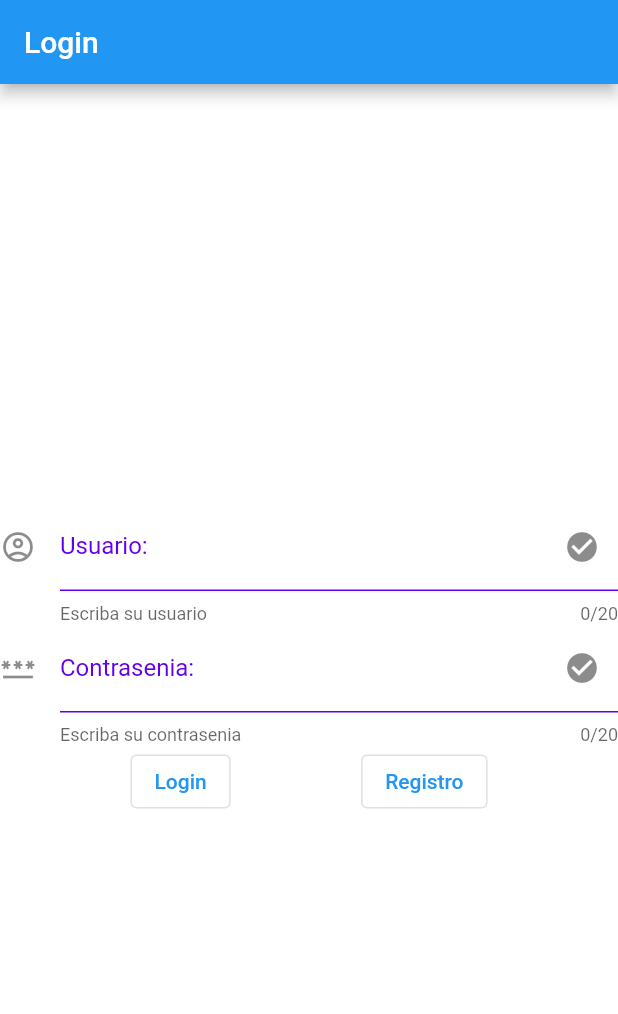
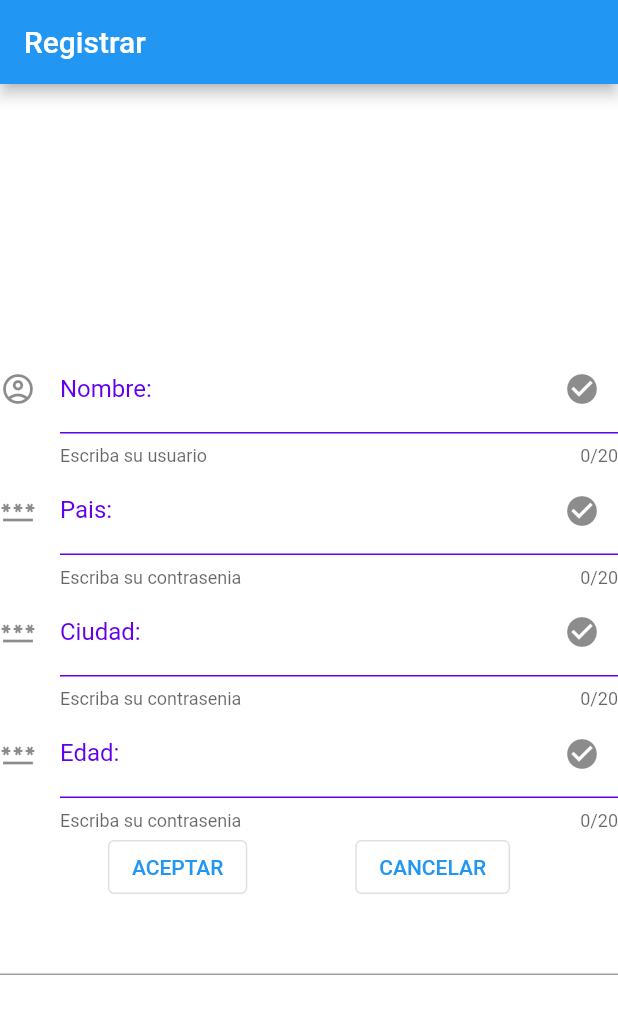
Before and after one commit to albrox9/appChat, a Flutter app: the screen it shows after launch, on a phone screen of 412 x 824 dp. Shown: the top 1014 px of the screen. Run offline on Flutter 3.47's test engine with Material 2 defaults, Android fonts, the light colour scheme and no system bars; our stand-ins replace cloud_firestore, firebase_auth, firebase_core; accounts and stored records are empty; generated files the repository leaves out were written again.

Commit message:
Commit Johny

```diff
--- a/lib/main.dart
+++ b/lib/main.dart
@@ -4,11 +4,13 @@ import 'src/App.dart';
 import 'package:firebase_core/firebase_core.dart';
 import 'firebase_options.dart';
 
+
 void main() async {
 
   WidgetsFlutterBinding.ensureInitialized();
 
   await Firebase.initializeApp(
+
     options: DefaultFirebaseOptions.currentPlatform,
   );
 
--- a/lib/src/App.dart
+++ b/lib/src/App.dart
@@ -1,5 +1,6 @@
 import 'package:firebase_auth/firebase_auth.dart';
 import 'package:flutter/material.dart';
+import 'package:hola_flutter/src/home_views/OnBoardingView.dart';
 import 'package:hola_flutter/src/login-views/LoginView.dart';
 import 'package:hola_flutter/src/login-views/RegisterView.dart';
 
@@ -32,12 +33,13 @@ class App extends StatelessWidget {
 
     return MaterialApp( //Es una plantilla.
       title: "Flutter Chat",
-      initialRoute: '/loginview',
+      initialRoute: '/onboarding',
       routes: {
         '/home': (context)=> HomeView(),
         '/loginphoneview': (context) => const LoginPhoneView(),
         '/loginview': (context) => const LoginView(),
         '/registerview': (context) => RegisterView(),
+        '/onboarding':(context) => OnBoardingView(),
 
       }
     );
--- /dev/null
+++ b/lib/src/home_views/OnBoardingView.dart
@@ -0,0 +1,92 @@
+import 'package:firebase_auth/firebase_auth.dart';
+import 'package:flutter/material.dart';
+import 'package:hola_flutter/src/custom_views/RFInputText.dart';
+
+class OnBoardingView extends StatelessWidget {
+
+  OnBoardingView({Key? key}) : super(key: key);
+
+  var txt = TextEditingController();
+
+  void btnpress(){
+
+  }
+
+
+  @override
+  Widget build(BuildContext context) {
+    // TODO: implement build
+    //throw UnimplementedError();
+
+    RFInputText inputNom = RFInputText(
+      iLongitudPalabra: 20,
+      sHelperText: "Escriba su usuario",
+      sTitulo: "Nombre:",
+      icIzquierdo: const Icon(Icons.account_circle_outlined),
+    );
+
+    RFInputText inputPais = RFInputText(
+      iLongitudPalabra: 20,
+      sHelperText: "Escriba su contrasenia",
+      sTitulo: "Pais:",
+      icIzquierdo: const Icon(Icons.password),
+      blIsPasswordInput: true,
+    );
+
+    RFInputText inputCiudad = RFInputText(
+      iLongitudPalabra: 20,
+      sHelperText: "Escriba su contrasenia",
+      sTitulo: "Ciudad:",
+      icIzquierdo: const Icon(Icons.password),
+      blIsPasswordInput: true,
+    );
+
+    RFInputText inputEdad = RFInputText(
+      iLongitudPalabra: 20,
+      sHelperText: "Escriba su contrasenia",
+      sTitulo: "Edad:",
+      icIzquierdo: const Icon(Icons.password),
+      blIsPasswordInput: true,
+    );
+
+    TextField txtMensajes = TextField(
+        controller: txt, readOnly: true, style: TextStyle(
+        color: Colors.red, fontSize: 18));
+
+    return Scaffold(
+      appBar: AppBar(
+        title: const Text('Registrar'),
+      ),
+      backgroundColor: Colors.white,
+      body: Center(
+        child: Column(
+          mainAxisAlignment: MainAxisAlignment.center,
+          children: [
+            inputNom,
+            inputPais,
+            inputCiudad,
+            inputEdad,
+
+            Row(
+              mainAxisAlignment: MainAxisAlignment.spaceEvenly,
+              children: [
+                OutlinedButton(
+                  onPressed: btnpress,
+                  child: const Text("ACEPTAR"),
+                ),
+                OutlinedButton(
+                  onPressed: () {
+                    // Respond to button press
+                    Navigator.popAndPushNamed(context, '/loginview');
+                  },
+                  child: const Text("CANCELAR"),
+                )
+              ],
+            ),
+            txtMensajes,
+          ],
+        ),
+      ),
+    );
+  }
+}
```
Also changed, not shown: lib/src/fb_objects/Perfil.dart (added, +38 -0 lines), lib/src/home_views/HomeView.dart (+6 -6 lines), lib/src/home_views/HomeView2.dart (added, +68 -0 lines).
